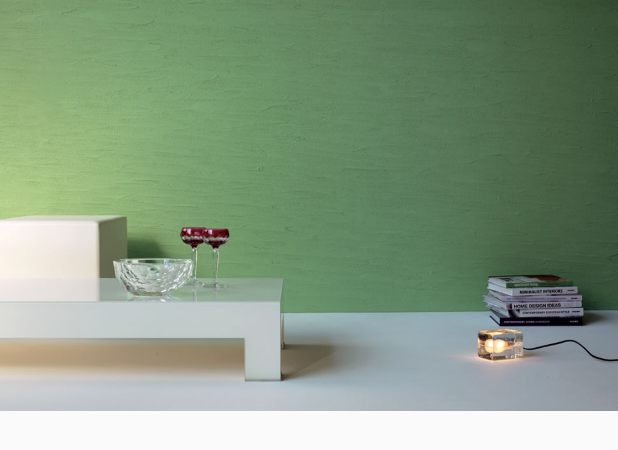
After one commit to TristateAndroidTeam/radarview, an Android app: the layout activity_paint.xml on its own in the app's theme, with its tools: preview values and no code run, on a phone screen of 412 x 824 dp. The commit adds this screen. Shown: the top 450 px of the screen. Run offline under Robolectric (Android 15) with nearby library versions, the phone set to English and light mode, and no system bars.

Commit message:
Commit for preparing jitPack

```diff
--- a/app/src/main/AndroidManifest.xml
+++ b/app/src/main/AndroidManifest.xml
@@ -1,5 +1,6 @@
 <?xml version="1.0" encoding="utf-8"?>
 <manifest xmlns:android="http://schemas.android.com/apk/res/android"
+    xmlns:tools="http://schemas.android.com/tools"
     package="com.tristate.radarsample">
 
     <application
@@ -8,7 +9,9 @@
         android:label="@string/app_name"
         android:roundIcon="@mipmap/ic_launcher_round"
         android:supportsRtl="true"
-        android:theme="@style/AppTheme">
+        android:theme="@style/AppTheme"
+        tools:ignore="GoogleAppIndexingWarning">
+
         <activity android:name=".MainActivity">
             <intent-filter>
                 <action android:name="android.intent.action.MAIN" />
--- /dev/null
+++ b/app/src/main/res/layout/activity_paint.xml
@@ -0,0 +1,17 @@
+<?xml version="1.0" encoding="utf-8"?>
+<android.support.constraint.ConstraintLayout xmlns:android="http://schemas.android.com/apk/res/android"
+    xmlns:app="http://schemas.android.com/apk/res-auto"
+    xmlns:tools="http://schemas.android.com/tools"
+    android:layout_width="match_parent"
+    android:layout_height="match_parent"
+    tools:context=".PaintActivity">
+
+    <ImageView
+        android:id="@+id/mImgSource"
+        android:layout_width="match_parent"
+        android:layout_height="wrap_content"
+        android:adjustViewBounds="true"
+        android:src="@drawable/wall"
+        app:layout_constraintTop_toTopOf="parent" />
+
+</android.support.constraint.ConstraintLayout>
--- a/build.gradle
+++ b/build.gradle
@@ -8,7 +8,7 @@ buildscript {
     }
     dependencies {
         classpath 'com.android.tools.build:gradle:3.3.1'
-
+        classpath 'com.github.dcendents:android-maven-gradle-plugin:2.0'
         // NOTE: Do not place your application dependencies here; they belong
         // in the individual module build.gradle files
     }
@@ -18,7 +18,6 @@ allprojects {
     repositories {
         google()
         jcenter()
-
     }
 }
 
--- a/radarview/build.gradle
+++ b/radarview/build.gradle
@@ -1,4 +1,7 @@
 apply plugin: 'com.android.library'
+apply plugin: 'com.github.dcendents.android-maven'
+group='tristate.dev'
+version='1.0'
 
 android {
     compileSdkVersion 28
```
Also changed, not shown: app/src/main/java/com/tristate/radarsample/BitmapUtil.java (added, +48 -0 lines), app/src/main/java/com/tristate/radarsample/MainActivity.java (+7 -3 lines), app/src/main/java/com/tristate/radarsample/PaintActivity.java (added, +84 -0 lines), app/src/main/res/drawable/wall.jpg (added), 1 other file.
